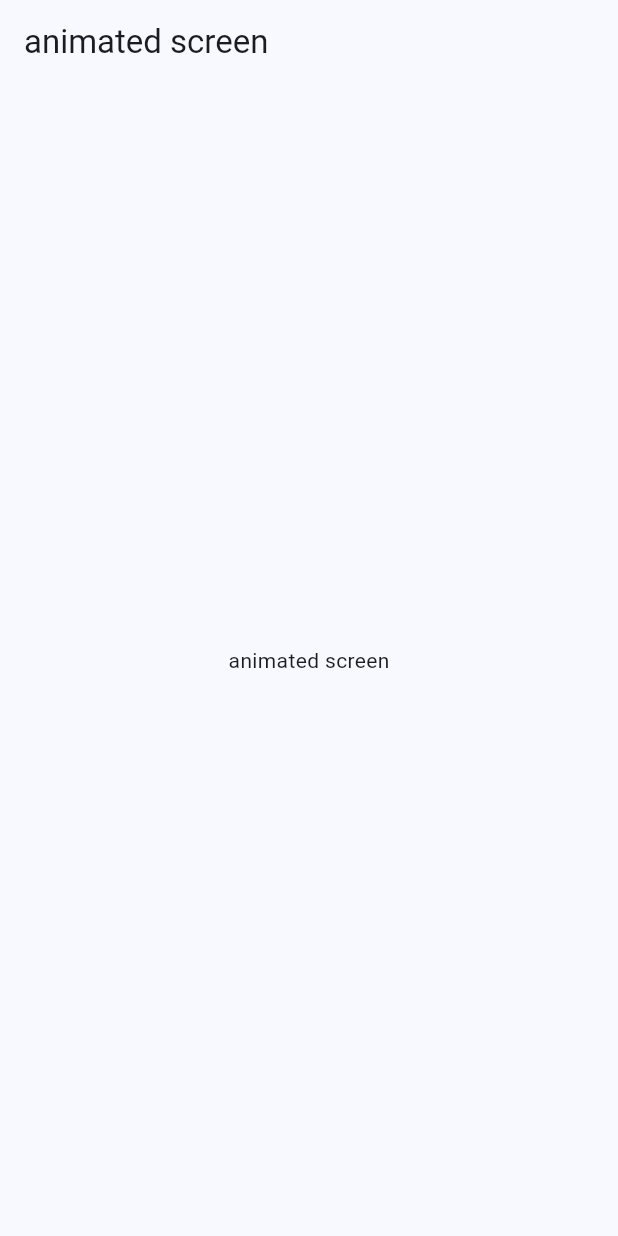
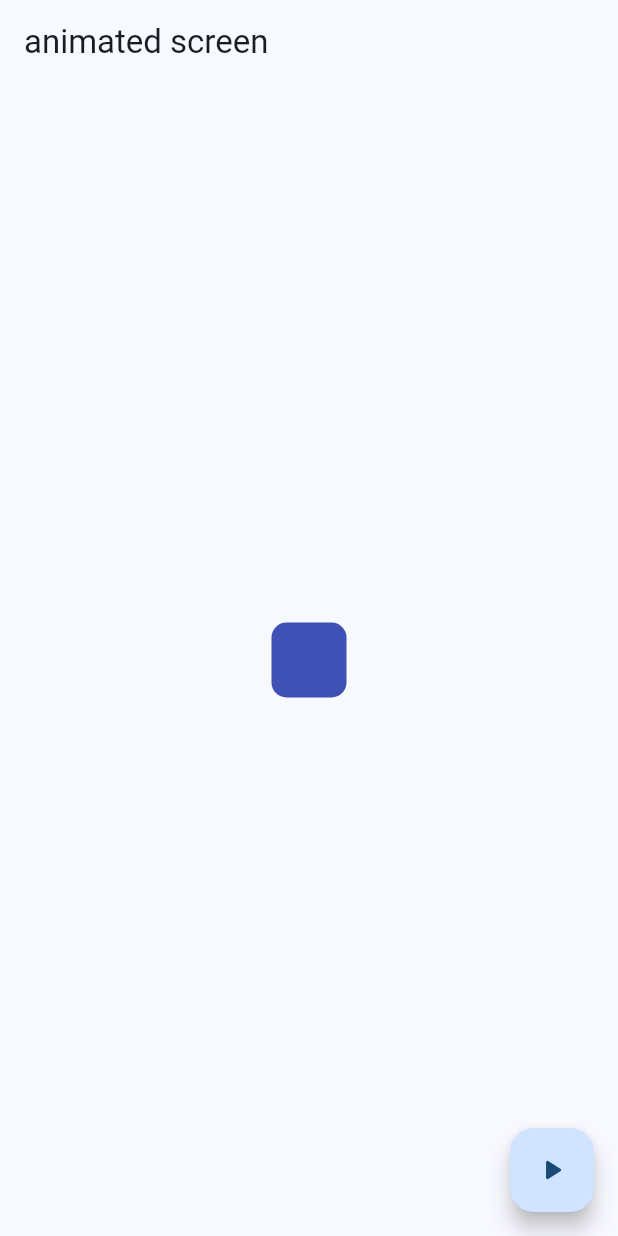
Before and after one commit to rabindranathfv/widget_app, a Flutter app: the AnimatedScreen screen opened by its route, on a phone screen of 412 x 824 dp. Run offline on Flutter 3.47's test engine with Material 3 defaults, Android fonts, the phone set to English and light mode, and no system bars; our stand-ins replace go_router.

Commit message:
start implements animated screen

```diff
--- a/lib/config/menu/menu_items.dart
+++ b/lib/config/menu/menu_items.dart
@@ -35,7 +35,7 @@ const appMenuItems = <MenuItem>[
       subTitle: 'A Animated container',
       link: '/animated',
       icon: Icons.panorama_horizontal),
-      MenuItem(
+  MenuItem(
       title: 'Snackbars',
       subTitle: 'A Snackbars container',
       link: '/snackbars',
--- a/lib/presentation/screens/animated/animated_screen.dart
+++ b/lib/presentation/screens/animated/animated_screen.dart
@@ -1,15 +1,51 @@
+import 'dart:math' show Random;
 import 'package:flutter/material.dart';
 
-class AnimatedScreen extends StatelessWidget {
+class AnimatedScreen extends StatefulWidget {
   static const String name = 'animated_screen';
   const AnimatedScreen({super.key});
+
+  @override
+  State<AnimatedScreen> createState() => _AnimatedScreenState();
+}
+
+class _AnimatedScreenState extends State<AnimatedScreen> {
+  double width = 50;
+  double height = 50;
+  Color color = Colors.indigo;
+  double borderRadius = 10.0;
+
+  void changeShape() {
+    final random = Random();
+
+    width = random.nextInt(300) + 120;
+    height = random.nextInt(300) + 120;
+    color = Color.fromRGBO(random.nextInt(255) , random.nextInt(255), random.nextInt(255), 1);
+    borderRadius = random.nextDouble() + 20;
+
+    setState(() {});
+
+    print('ejecutando 2');
+
+  }
 
   @override
   Widget build(BuildContext context) {
     return Scaffold(
       appBar: AppBar(title: Text('animated screen')),
       body: Center(
-        child: Text('animated screen'),
+        child: AnimatedContainer(
+          duration: const Duration(seconds: 400),
+          curve: Curves.easeOutCubic,
+          width: width <= 0 ? 0 : width,
+          height: height <= 0 ? 0 : height,
+          decoration: BoxDecoration(
+              color: color, borderRadius: BorderRadius.circular(borderRadius <= 0 ? 0 : borderRadius)),
+        ),
+      ),
+      floatingActionButton: FloatingActionButton(
+        onPressed: () => changeShape(),
+        child: const Icon(Icons.play_arrow_rounded),
       ),
     );
   }
```
